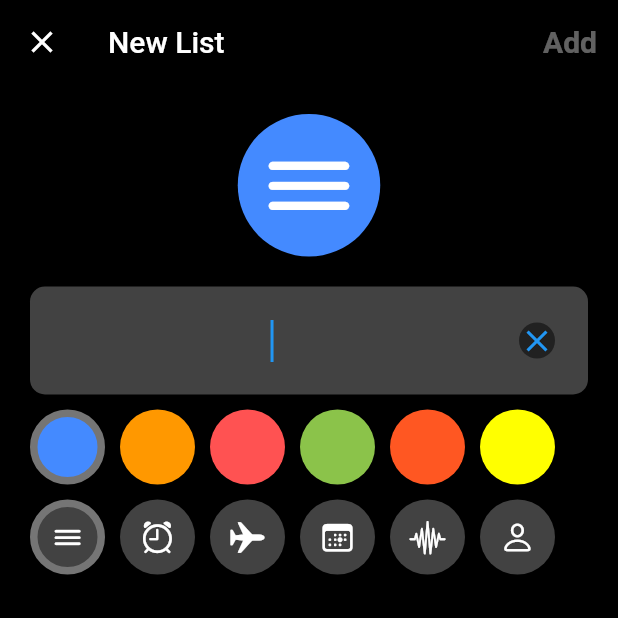
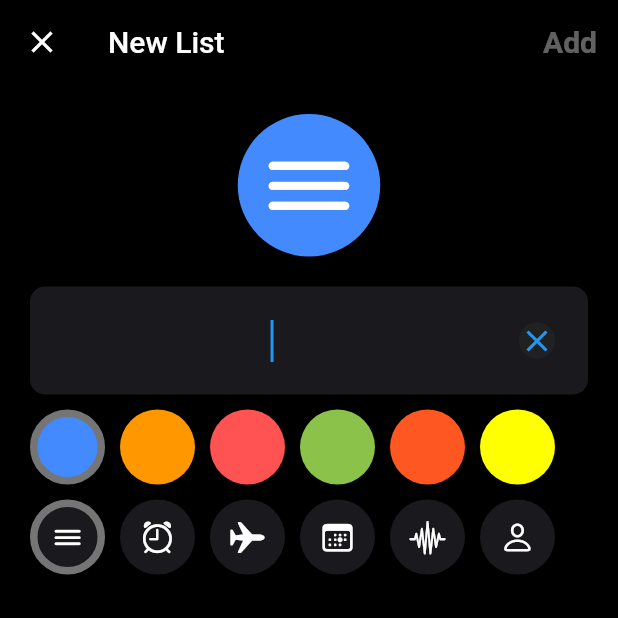
Before and after one commit to Satej/flutter-ios-reminders-app, a Flutter app: the screen it shows once a user with an empty profile is signed in, after a tap on "Add List", on a phone screen of 412 x 824 dp, the top half of it. Run offline on Flutter 3.47's test engine with Material 2 defaults, Android fonts, the phone set to English and light mode, and no system bars; our stand-ins replace cloud_firestore, firebase_auth, firebase_core, lottie; accounts and stored records are empty.

Commit message:
toggle theme

```diff
--- /dev/null
+++ b/lib/config/custom_theme.dart
@@ -0,0 +1,59 @@
+import 'package:flutter/material.dart';
+
+class CustomTheme extends ChangeNotifier {
+  bool _isDarkTheme = true;
+
+  ThemeMode currentTheme() {
+    return _isDarkTheme ? ThemeMode.dark : ThemeMode.light;
+  }
+
+  void toggleTheme() {
+    _isDarkTheme = !_isDarkTheme;
+    notifyListeners();
+  }
+
+  ThemeData darkTheme = ThemeData(
+    scaffoldBackgroundColor: Colors.black,
+    appBarTheme: const AppBarTheme(color: Colors.black),
+    accentColor: Colors.white,
+    cardColor: const Color(0xFF1A191D),
+    brightness: Brightness.dark,
+    dividerColor: Colors.grey[600],
+    elevatedButtonTheme: ElevatedButtonThemeData(
+      style: ElevatedButton.styleFrom(
+        shape: const StadiumBorder(),
+      ),
+    ),
+    textButtonTheme: TextButtonThemeData(
+      style: TextButton.styleFrom(
+        primary: Colors.blueAccent,
+        textStyle: const TextStyle(
+          fontWeight: FontWeight.bold,
+          fontSize: 20,
+        ),
+      ),
+    ),
+  );
+
+  ThemeData lightTheme = ThemeData(
+    scaffoldBackgroundColor: const Color(0xFFeeeeee),
+    accentColor: Colors.black,
+    primaryColor: const Color(0xFFeeeeee),
+    appBarTheme: const AppBarTheme(color: Color(0xFFeeeeee)),
+    brightness: Brightness.light,
+    elevatedButtonTheme: ElevatedButtonThemeData(
+      style: ElevatedButton.styleFrom(
+        shape: const StadiumBorder(),
+      ),
+    ),
+    textButtonTheme: TextButtonThemeData(
+      style: TextButton.styleFrom(
+        primary: Colors.blueAccent,
+        textStyle: const TextStyle(
+          fontWeight: FontWeight.bold,
+          fontSize: 20,
+        ),
+      ),
+    ),
+  );
+}
--- a/lib/main.dart
+++ b/lib/main.dart
@@ -1,8 +1,9 @@
 import 'package:firebase_auth/firebase_auth.dart';
+import 'package:firebase_core/firebase_core.dart';
 import 'package:flutter/material.dart';
+import 'package:ios_reminders/config/custom_theme.dart';
 import 'package:ios_reminders/screens/wrapper.dart';
 import 'package:provider/provider.dart';
-import 'package:firebase_core/firebase_core.dart';
 
 void main() {
   WidgetsFlutterBinding.ensureInitialized();
@@ -37,9 +38,14 @@ class _AppState extends State<App> {
         }
 
         if (snapshot.connectionState == ConnectionState.done) {
-          return StreamProvider<User?>.value(
-            value: FirebaseAuth.instance.authStateChanges(),
-            initialData: FirebaseAuth.instance.currentUser,
+          return MultiProvider(
+            providers: [
+              StreamProvider<User?>.value(
+                value: FirebaseAuth.instance.authStateChanges(),
+                initialData: FirebaseAuth.instance.currentUser,
+              ),
+              ChangeNotifierProvider(create: (context) => CustomTheme()),
+            ],
             child: const Wrapper(),
           );
         }
--- a/lib/screens/home/home_screen.dart
+++ b/lib/screens/home/home_screen.dart
@@ -3,7 +3,9 @@ import 'package:flutter/material.dart';
 import 'package:ios_reminders/models/category/category_collection.dart';
 import 'package:ios_reminders/screens/home/widgets/TodoLists.dart';
 import 'package:ios_reminders/screens/home/widgets/list_view_items.dart';
+import 'package:provider/provider.dart';
 
+import '../../config/custom_theme.dart';
 import 'widgets/footer.dart';
 import 'widgets/grid_view_items.dart';
 
@@ -24,6 +26,14 @@ class _HomeScreenState extends State<HomeScreen> {
     return Scaffold(
       appBar: AppBar(
         actions: [
+          IconButton(
+            onPressed: () {
+              final customTheme =
+                  Provider.of<CustomTheme>(context, listen: false);
+              customTheme.toggleTheme();
+            },
+            icon: const Icon(Icons.wb_sunny),
+          ),
           IconButton(
             onPressed: () async {
               await FirebaseAuth.instance.signOut();
--- a/lib/screens/home/widgets/grid_view_items.dart
+++ b/lib/screens/home/widgets/grid_view_items.dart
@@ -42,7 +42,7 @@ class GridViewItems extends StatelessWidget {
               child: Ink(
                 decoration: BoxDecoration(
                   borderRadius: BorderRadius.circular(10),
-                  color: const Color(0xFF1A191D),
+                  color: Theme.of(context).cardColor,
                 ),
                 child: Padding(
                   padding: const EdgeInsets.all(10.0),
--- a/lib/screens/home/widgets/list_view_items.dart
+++ b/lib/screens/home/widgets/list_view_items.dart
@@ -39,6 +39,7 @@ class _ListViewItemsState extends State<ListViewItems> {
                         category.toggleCheckbox();
                       });
                     },
+                    tileColor: Theme.of(context).cardColor,
                     leading: Container(
                       decoration: BoxDecoration(
                         color: category.isChecked
--- a/lib/screens/wrapper.dart
+++ b/lib/screens/wrapper.dart
@@ -4,6 +4,7 @@ import 'package:ios_reminders/models/reminders/reminder.dart';
 import 'package:ios_reminders/services/database_service.dart';
 import 'package:provider/provider.dart';
 
+import '../config/custom_theme.dart';
 import '../models/todo_list/todo_list.dart';
 import 'add_list/add_list_screen.dart';
 import 'add_reminder/add_reminder_screen.dart';
@@ -18,6 +19,7 @@ class Wrapper extends StatelessWidget {
   @override
   Widget build(BuildContext context) {
     final user = Provider.of<User?>(context);
+    final customTheme = Provider.of<CustomTheme>(context);
 
     return MultiProvider(
       providers: [
@@ -41,30 +43,9 @@ class Wrapper extends StatelessWidget {
           '/addReminder': (context) => const AddReminderScreen(),
         },
         home: user != null ? const HomeScreen() : const AuthenticateScreen(),
-        theme: ThemeData(
-          scaffoldBackgroundColor: Colors.black,
-          appBarTheme: const AppBarTheme(color: Colors.black),
-          iconTheme: const IconThemeData(
-            color: Colors.white,
-          ),
-          accentColor: Colors.white,
-          brightness: Brightness.dark,
-          dividerColor: Colors.grey[600],
-          elevatedButtonTheme: ElevatedButtonThemeData(
-            style: ElevatedButton.styleFrom(
-              shape: const StadiumBorder(),
-            ),
-          ),
-          textButtonTheme: TextButtonThemeData(
-            style: TextButton.styleFrom(
-              primary: Colors.blueAccent,
-              textStyle: const TextStyle(
-                fontWeight: FontWeight.bold,
-                fontSize: 20,
-              ),
-            ),
-          ),
-        ),
+        theme: customTheme.lightTheme,
+        darkTheme: customTheme.darkTheme,
+        themeMode: customTheme.currentTheme(),
       ),
     );
   }
```
